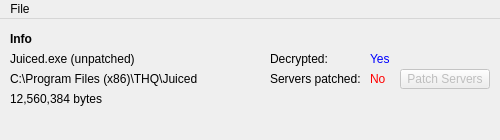
Before: the Qt Designer form JEMain.ui in N1GHT-MAR3/JuicedEditor, drawn with Qt 5.
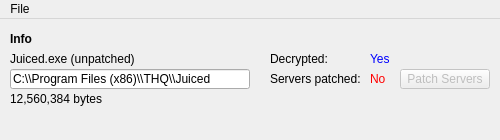
After: the same form once the commit is applied.

Commit message:
Changed InfoExePath to read-only QLineEdit
Better accounts for long file paths

What changed in the file:
```diff
--- a/JEMain.ui
+++ b/JEMain.ui
@@ -55,19 +55,6 @@
      <string>Juiced.exe (unpatched)</string>
     </property>
    </widget>
-   <widget class="QLabel" name="InfoExePath">
-    <property name="geometry">
-     <rect>
-      <x>10</x>
-      <y>50</y>
-      <width>240</width>
-      <height>20</height>
-     </rect>
-    </property>
-    <property name="text">
-     <string>C:\Program Files (x86)\THQ\Juiced</string>
-    </property>
-   </widget>
    <widget class="QLabel" name="InfoExeSize">
     <property name="geometry">
      <rect>
@@ -155,6 +142,25 @@
      <string>Patch Servers</string>
     </property>
    </widget>
+   <widget class="QLineEdit" name="InfoExePath">
+    <property name="enabled">
+     <bool>true</bool>
+    </property>
+    <property name="geometry">
+     <rect>
+      <x>10</x>
+      <y>50</y>
+      <width>240</width>
+      <height>20</height>
+     </rect>
+    </property>
+    <property name="text">
+     <string>C:\\Program Files (x86)\\THQ\\Juiced</string>
+    </property>
+    <property name="readOnly">
+     <bool>true</bool>
+    </property>
+   </widget>
   </widget>
   <widget class="QMenuBar" name="menubar">
    <property name="enabled">
```
The commit also changes 1 other file.
